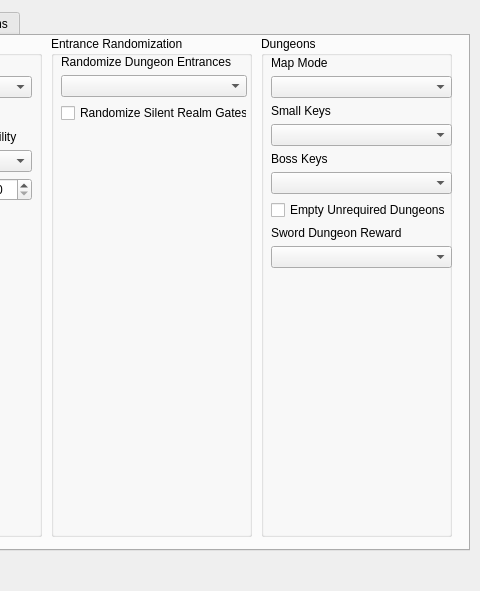
First picture: the form in gui/randogui.ui, repository ssrando/ssrando, before the edit; both pictures show x 571 to 1051 and y 0 to 591 of the 1051 by 738 pixel window.
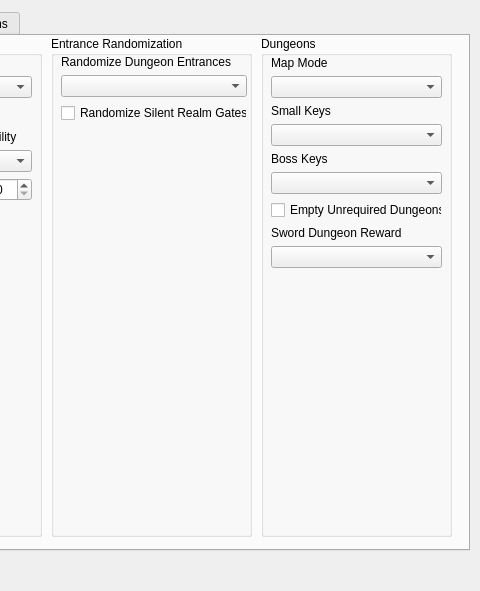
Second picture: the form after the edit. The open tabs and pages were chosen to show the change.

What changed in the file:
```diff
--- a/gui/randogui.ui
+++ b/gui/randogui.ui
@@ -647,7 +647,7 @@
         <rect>
          <x>10</x>
          <y>20</y>
-         <width>181</width>
+         <width>171</width>
          <height>471</height>
         </rect>
        </property>
```
Left out of the diff: 2 changed lines with no effect on the pictures.
